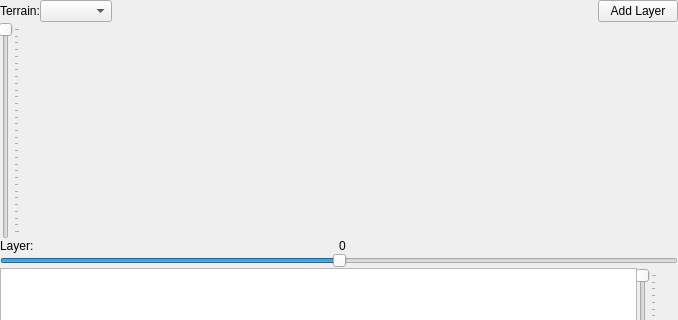
Above: screen.ui from tps12/hey-grid before the change; both pictures show x 0 to 678 and y 0 to 320 of the 678 by 498 pixel window. Below: the same form after it.
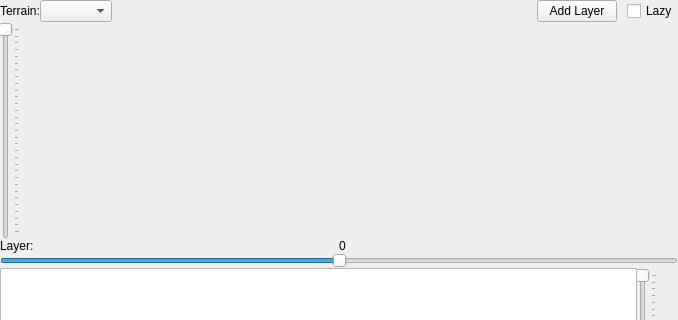
That is the form after the change.

Commit message:
Add option for creating lazy layers
Once used, laziness is enforced for all further layers.

What changed in the file:
```diff
--- a/screen.ui
+++ b/screen.ui
@@ -27,13 +27,23 @@
     <number>0</number>
    </property>
    <item>
-    <layout class="QGridLayout" name="gridLayout_4" columnstretch="0,0,0,0,0">
+    <layout class="QGridLayout" name="gridLayout_4" columnstretch="0,0,0,0,0,0,0">
      <property name="topMargin">
       <number>0</number>
      </property>
      <property name="rightMargin">
       <number>0</number>
      </property>
+     <property name="horizontalSpacing">
+      <number>-1</number>
+     </property>
+     <item row="0" column="6">
+      <widget class="QCheckBox" name="lazy">
+       <property name="text">
+        <string>Lazy</string>
+       </property>
+      </widget>
+     </item>
      <item row="0" column="4">
       <widget class="QPushButton" name="add">
        <property name="text">
@@ -77,6 +87,22 @@
        </property>
       </spacer>
      </item>
+     <item row="0" column="5">
+      <spacer name="horizontalSpacer_2">
+       <property name="orientation">
+        <enum>Qt::Horizontal</enum>
+       </property>
+       <property name="sizeType">
+        <enum>QSizePolicy::Fixed</enum>
+       </property>
+       <property name="sizeHint" stdset="0">
+        <size>
+         <width>10</width>
+         <height>20</height>
+        </size>
+       </property>
+      </spacer>
+     </item>
     </layout>
    </item>
    <item>
```
The commit also changes 1 other file.
